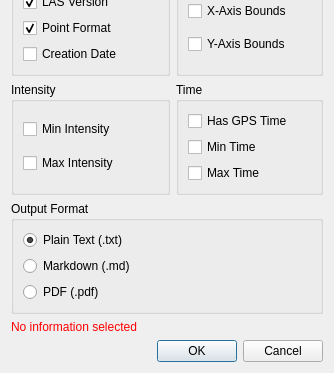
This is plugin_ui/report_form.ui in Skoolzon3/MyLiDAR as Qt 5 draws it before an edit; both pictures show x 0 to 334 and y 198 to 571 of the 334 by 571 pixel window. The edited form follows.
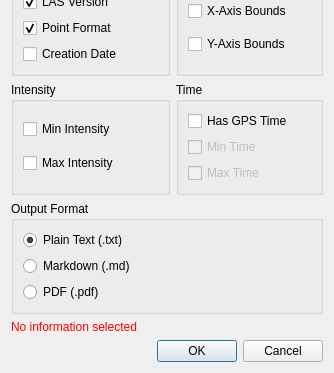
This is the edited form.

Commit message: Format timestamps following ISO specifications

```diff
--- a/plugin_ui/report_form.ui
+++ b/plugin_ui/report_form.ui
@@ -195,6 +195,9 @@
                                 </item>
                                 <item>
                                     <widget class="QCheckBox" name="checkMinTime">
+                                        <property name="enabled">
+                                            <bool>false</bool>
+                                        </property>
                                         <property name="text">
                                             <string>Min Time</string>
                                         </property>
@@ -202,6 +205,9 @@
                                 </item>
                                 <item>
                                     <widget class="QCheckBox" name="checkMaxTime">
+                                        <property name="enabled">
+                                            <bool>false</bool>
+                                        </property>
                                         <property name="text">
                                             <string>Max Time</string>
                                         </property>
```
Left out of the diff: 14 changed lines with no effect on the pictures. The commit also changes 1 other file.
